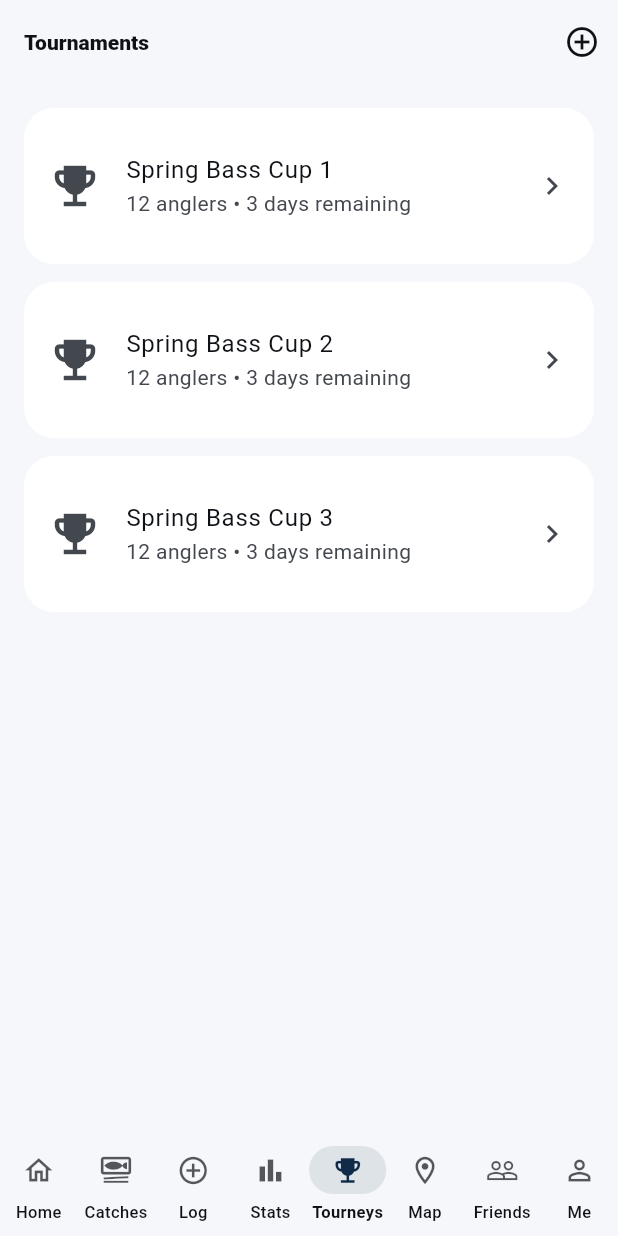
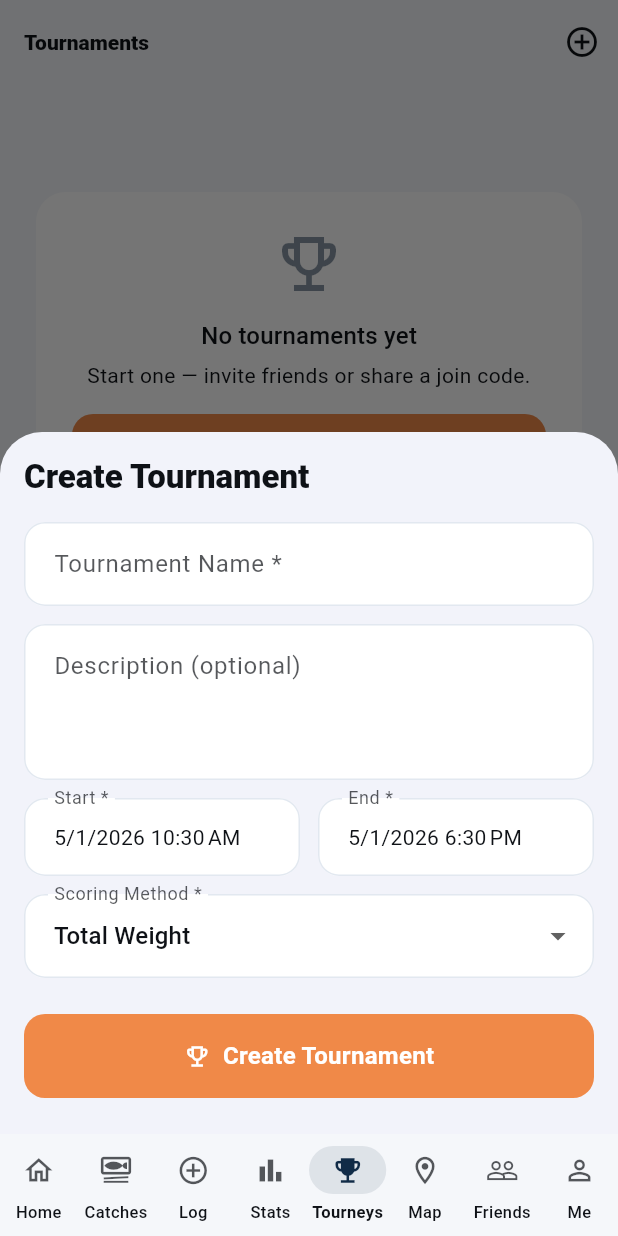
Before and after one commit to joseBunshin/FishingwithFriends, a Flutter app: the TournamentsScreen screen opened by its route, after a tap on the "add circle outline" icon, on a phone screen of 412 x 824 dp. Run offline on Flutter 3.47's test engine with Material 3 defaults, Android fonts, the phone set to English and light mode, and no system bars; our stand-ins replace cached_network_image, flutter_riverpod, geolocator, go_router, image_picker, supabase_flutter; accounts and stored records are empty.

Commit message:
feat(tournaments): live Tourneys tab + Create Tournament sheet
TournamentCreateController (AsyncNotifier<void>) drives create through
the M3/U3 repository and invalidates myTournamentsProvider on success.
Returns the new Tournament so the sheet can pop with it and route to
/tournaments/<id>.

CreateTournamentSheet matches the Lovable Create Tournament screen
shape: required Name, optional Description, Start/End date+time pickers
(end auto-bumps when start moves past it), Scoring Method dropdown,
orange Create Tournament button. Validates 'End must be after start'
inline.

TournamentsScreen replaces the M0 placeholder with a partitioned list
(Live / Open / Closed sections, headers show counts). Each section
renders a TournamentCard via the M3/U2 phaseAt() derivation. Empty
state offers Create CTA. Pull-to-refresh invalidates the provider.

TournamentCard: title + description + date range + metric, with phase
pill (orange LIVE / navy OPEN / grey CLOSED). Tap routes to
/tournaments/<id> (the route lands in M3/U7).

154 tests still green; flutter analyze clean.

```diff
--- /dev/null
+++ b/lib/features/tournaments/application/tournament_create_controller.dart
@@ -0,0 +1,42 @@
+import 'dart:async';
+
+import 'package:fishing_with_friends/core/error/app_exception.dart';
+import 'package:fishing_with_friends/core/supabase/supabase_providers.dart';
+import 'package:fishing_with_friends/features/tournaments/data/tournaments_repository_provider.dart';
+import 'package:fishing_with_friends/features/tournaments/domain/tournament.dart';
+import 'package:fishing_with_friends/features/tournaments/domain/tournament_input.dart';
+import 'package:flutter_riverpod/flutter_riverpod.dart';
+
+class TournamentCreateController extends AsyncNotifier<void> {
+  @override
+  FutureOr<void> build() {}
+
+  Future<Tournament?> submit(TournamentInput input) async {
+    if (state.isLoading) return null;
+    final user = ref.read(currentUserProvider);
+    if (user == null) {
+      state = AsyncError(
+        const AuthFailure('Sign in to create a tournament.'),
+        StackTrace.current,
+      );
+      return null;
+    }
+    state = const AsyncLoading();
+    try {
+      final tournament = await ref
+          .read(tournamentsRepositoryProvider)
+          .create(input, creatorId: user.id);
+      ref.invalidate(myTournamentsProvider);
+      state = const AsyncData(null);
+      return tournament;
+    } on AppException catch (e, st) {
+      state = AsyncError(e, st);
+      return null;
+    }
+  }
+}
+
+final tournamentCreateControllerProvider =
+    AsyncNotifierProvider<TournamentCreateController, void>(
+  TournamentCreateController.new,
+);
--- /dev/null
+++ b/lib/features/tournaments/presentation/create_tournament_sheet.dart
@@ -0,0 +1,258 @@
+import 'package:fishing_with_friends/core/error/app_exception.dart';
+import 'package:fishing_with_friends/core/theme/app_colors.dart';
+import 'package:fishing_with_friends/core/theme/app_spacing.dart';
+import 'package:fishing_with_friends/features/tournaments/application/tournament_create_controller.dart';
+import 'package:fishing_with_friends/features/tournaments/domain/tournament.dart';
+import 'package:fishing_with_friends/features/tournaments/domain/tournament_input.dart';
+import 'package:flutter/material.dart';
+import 'package:flutter_riverpod/flutter_riverpod.dart';
+import 'package:go_router/go_router.dart';
+import 'package:intl/intl.dart';
+
+class CreateTournamentSheet extends ConsumerStatefulWidget {
+  const CreateTournamentSheet({super.key});
+
+  static Future<Tournament?> show(BuildContext context) {
+    return showModalBottomSheet<Tournament?>(
+      context: context,
+      isScrollControlled: true,
+      builder: (_) => const CreateTournamentSheet(),
+    );
+  }
+
+  @override
+  ConsumerState<CreateTournamentSheet> createState() =>
+      _CreateTournamentSheetState();
+}
+
+class _CreateTournamentSheetState
+    extends ConsumerState<CreateTournamentSheet> {
+  final _formKey = GlobalKey<FormState>();
+  final _nameCtl = TextEditingController();
+  final _descCtl = TextEditingController();
+  TournamentMetric _metric = TournamentMetric.weight;
+  DateTime _starts = DateTime.now();
+  DateTime _ends = DateTime.now().add(const Duration(hours: 8));
+
+  @override
+  void dispose() {
+    _nameCtl.dispose();
+    _descCtl.dispose();
+    super.dispose();
+  }
+
+  Future<void> _pickDate({required bool forStart}) async {
+    final initial = forStart ? _starts : _ends;
+    final picked = await showDatePicker(
+      context: context,
+      initialDate: initial,
+      firstDate: DateTime.now().subtract(const Duration(days: 1)),
+      lastDate: DateTime.now().add(const Duration(days: 365)),
+    );
+    if (picked == null) return;
+    if (!mounted) return;
+    final time = await showTimePicker(
+      context: context,
+      initialTime: TimeOfDay.fromDateTime(initial),
+    );
+    if (time == null) return;
+    setState(() {
+      final dt = DateTime(
+        picked.year,
+        picked.month,
+        picked.day,
+        time.hour,
+        time.minute,
+      );
+      if (forStart) {
+        _starts = dt;
+        if (!_ends.isAfter(_starts)) {
+          _ends = _starts.add(const Duration(hours: 8));
+        }
+      } else {
+        _ends = dt;
+      }
+    });
+  }
+
+  Future<void> _submit() async {
+    if (!_formKey.currentState!.validate()) return;
+    if (!_ends.isAfter(_starts)) {
+      ScaffoldMessenger.of(context).showSnackBar(
+        const SnackBar(content: Text('End must be after start.')),
+      );
+      return;
+    }
+    final input = TournamentInput(
+      name: _nameCtl.text.trim(),
+      description: _descCtl.text.trim().isEmpty
+          ? null
+          : _descCtl.text.trim(),
+      metric: _metric,
+      startsAt: _starts.toUtc(),
+      endsAt: _ends.toUtc(),
+    );
+    final tournament = await ref
+        .read(tournamentCreateControllerProvider.notifier)
+        .submit(input);
+    if (!mounted) return;
+    if (tournament != null) {
+      Navigator.of(context).pop(tournament);
+      await context.push('/tournaments/${tournament.id}');
+      return;
+    }
+    final err = ref.read(tournamentCreateControllerProvider).error;
+    if (err is AppException) {
+      ScaffoldMessenger.of(context).showSnackBar(
+        SnackBar(content: Text(err.message)),
+      );
+    }
+  }
+
+  @override
+  Widget build(BuildContext context) {
+    final busy = ref.watch(tournamentCreateControllerProvider).isLoading;
+    return Padding(
+      padding: EdgeInsets.only(
+        bottom: MediaQuery.of(context).viewInsets.bottom,
+      ),
+      child: SafeArea(
+        child: Form(
+          key: _formKey,
+          child: SingleChildScrollView(
+            padding: const EdgeInsets.all(AppSpacing.lg),
+            child: Column(
+              mainAxisSize: MainAxisSize.min,
+              crossAxisAlignment: CrossAxisAlignment.stretch,
+              children: [
+                Text('Create Tournament',
+                    style: Theme.of(context).textTheme.titleLarge?.copyWith(
+                          fontWeight: FontWeight.w800,
+                        )),
+                const SizedBox(height: AppSpacing.lg),
+                TextFormField(
+                  controller: _nameCtl,
+                  decoration: const InputDecoration(
+                    labelText: 'Tournament Name *',
+                    hintText: 'Bass Brawl 2026',
+                  ),
+                  validator: (v) => v == null || v.trim().isEmpty
+                      ? 'Required'
+                      : null,
+                ),
+                const SizedBox(height: AppSpacing.md),
+                TextFormField(
+                  controller: _descCtl,
+                  decoration: const InputDecoration(
+                    labelText: 'Description (optional)',
+                    hintText: 'Rules, details...',
+                    alignLabelWithHint: true,
+                  ),
+                  maxLines: 3,
+                ),
+                const SizedBox(height: AppSpacing.md),
+                Row(
+                  children: [
+                    Expanded(
+                      child: _DateField(
+                        label: 'Start *',
+                        text: DateFormat.yMd().add_jm().format(_starts),
+                        onTap: () => _pickDate(forStart: true),
+                      ),
+                    ),
+                    const SizedBox(width: AppSpacing.md),
+                    Expanded(
+                      child: _DateField(
+                        label: 'End *',
+                        text: DateFormat.yMd().add_jm().format(_ends),
+                        onTap: () => _pickDate(forStart: false),
+                      ),
+                    ),
+                  ],
+                ),
+                const SizedBox(height: AppSpacing.md),
+                DropdownButtonFormField<TournamentMetric>(
+                  initialValue: _metric,
+                  decoration: const InputDecoration(
+                    labelText: 'Scoring Method *',
+                  ),
+                  items: const [
+                    DropdownMenuItem(
+                      value: TournamentMetric.weight,
+                      child: Text('Total Weight'),
+                    ),
+                    DropdownMenuItem(
+                      value: TournamentMetric.length,
+                      child: Text('Total Length'),
+                    ),
+                    DropdownMenuItem(
+                      value: TournamentMetric.biggestFish,
+                      child: Text('Biggest Fish'),
+                    ),
+                    DropdownMenuItem(
+                      value: TournamentMetric.mostCatches,
+                      child: Text('Most Catches'),
+                    ),
+                    DropdownMenuItem(
+                      value: TournamentMetric.longestCatch,
+                      child: Text('Longest Catch'),
+                    ),
+                  ],
+                  onChanged: (v) =>
+                      setState(() => _metric = v ?? _metric),
+                ),
+                const SizedBox(height: AppSpacing.xl),
+                FilledButton.icon(
+                  style: FilledButton.styleFrom(
+                    backgroundColor: AppColors.orange,
+                    foregroundColor: AppColors.white,
+                    minimumSize: const Size.fromHeight(56),
+                  ),
+                  onPressed: busy ? null : _submit,
+                  icon: busy
+                      ? const SizedBox(
+                          width: 18,
+                          height: 18,
+                          child: CircularProgressIndicator(
+                            strokeWidth: 2,
+                            valueColor: AlwaysStoppedAnimation<Color>(
+                              AppColors.white,
+                            ),
+                          ),
+                        )
+                      : const Icon(Icons.emoji_events_outlined),
+                  label: Text(busy ? 'Creating…' : 'Create Tournament'),
+                ),
+                const SizedBox(height: AppSpacing.sm),
+              ],
+            ),
+          ),
+        ),
+      ),
+    );
+  }
+}
+
+class _DateField extends StatelessWidget {
+  const _DateField({
+    required this.label,
+    required this.text,
+    required this.onTap,
+  });
+
+  final String label;
+  final String text;
+  final VoidCallback onTap;
+
+  @override
+  Widget build(BuildContext context) {
+    return InkWell(
+      onTap: onTap,
+      borderRadius: BorderRadius.circular(AppSpacing.radiusMd),
+      child: InputDecorator(
+        decoration: InputDecoration(labelText: label),
+        child: Text(text),
+      ),
+    );
+  }
+}
--- a/lib/features/tournaments/presentation/tournaments_screen.dart
+++ b/lib/features/tournaments/presentation/tournaments_screen.dart
@@ -1,4 +1,10 @@
+import 'package:fishing_with_friends/core/theme/app_colors.dart';
 import 'package:fishing_with_friends/core/theme/app_spacing.dart';
+import 'package:fishing_with_friends/features/tournaments/data/tournaments_repository_provider.dart';
+import 'package:fishing_with_friends/features/tournaments/domain/tournament.dart';
+import 'package:fishing_with_friends/features/tournaments/domain/tournament_phase.dart';
+import 'package:fishing_with_friends/features/tournaments/presentation/create_tournament_sheet.dart';
+import 'package:fishing_with_friends/features/tournaments/presentation/widgets/tournament_card.dart';
 import 'package:flutter/material.dart';
 import 'package:flutter_riverpod/flutter_riverpod.dart';
 
@@ -7,32 +13,179 @@ class TournamentsScreen extends ConsumerWidget {
 
   @override
   Widget build(BuildContext context, WidgetRef ref) {
+    final asyncTournaments = ref.watch(myTournamentsProvider);
+
     return Scaffold(
       appBar: AppBar(
         title: const Text('Tournaments'),
         actions: [
           IconButton(
-            onPressed: () {},
             icon: const Icon(Icons.add_circle_outline),
             tooltip: 'New tournament',
+            onPressed: () => CreateTournamentSheet.show(context),
           ),
         ],
       ),
-      body: ListView.separated(
-        padding: const EdgeInsets.fromLTRB(
-          AppSpacing.lg, AppSpacing.lg, AppSpacing.lg, AppSpacing.xxxl * 2),
-        itemCount: 3,
-        separatorBuilder: (_, __) => const SizedBox(height: AppSpacing.md),
-        itemBuilder: (_, i) => Card(
-          child: ListTile(
-            contentPadding: const EdgeInsets.all(AppSpacing.lg),
-            leading: const Icon(Icons.emoji_events, size: 36),
-            title: Text('Spring Bass Cup ${i + 1}'),
-            subtitle: const Text('12 anglers • 3 days remaining'),
-            trailing: const Icon(Icons.chevron_right),
-          ),
+      body: RefreshIndicator(
+        onRefresh: () async => ref.invalidate(myTournamentsProvider),
+        child: asyncTournaments.when(
+          data: (tournaments) => tournaments.isEmpty
+              ? const _EmptyState()
+              : _PartitionedList(tournaments: tournaments),
+          loading: () => const Center(child: CircularProgressIndicator()),
+          error: (_, __) => const _ErrorState(),
         ),
       ),
     );
   }
 }
+
+class _PartitionedList extends StatelessWidget {
+  const _PartitionedList({required this.tournaments});
+
+  final List<Tournament> tournaments;
+
+  @override
+  Widget build(BuildContext context) {
+    final now = DateTime.now();
+    final live = <Tournament>[];
+    final registration = <Tournament>[];
+    final closed = <Tournament>[];
+    for (final t in tournaments) {
+      switch (t.phaseAt(now)) {
+        case TournamentPhase.live:
+          live.add(t);
+        case TournamentPhase.registration:
+          registration.add(t);
+        case TournamentPhase.closed:
+          closed.add(t);
+      }
+    }
+
+    return ListView(
+      physics: const AlwaysScrollableScrollPhysics(),
+      padding: const EdgeInsets.all(AppSpacing.lg),
+      children: [
+        if (live.isNotEmpty) ...[
+          _SectionHeader(label: 'Live (${live.length})'),
+          for (final t in live) ...[
+            TournamentCard(tournament: t),
+            const SizedBox(height: AppSpacing.md),
+          ],
+        ],
+        if (registration.isNotEmpty) ...[
+          _SectionHeader(label: 'Open (${registration.length})'),
+          for (final t in registration) ...[
+            TournamentCard(tournament: t),
+            const SizedBox(height: AppSpacing.md),
+          ],
+        ],
+        if (closed.isNotEmpty) ...[
+          _SectionHeader(label: 'Closed (${closed.length})'),
+          for (final t in closed) ...[
+            TournamentCard(tournament: t),
+            const SizedBox(height: AppSpacing.md),
+          ],
+        ],
+      ],
+    );
+  }
+}
+
+class _SectionHeader extends StatelessWidget {
+  const _SectionHeader({required this.label});
+
+  final String label;
+
+  @override
+  Widget build(BuildContext context) {
+    return Padding(
+      padding: const EdgeInsets.only(
+        top: AppSpacing.md,
+        bottom: AppSpacing.sm,
+      ),
+      child: Text(
+        label,
+        style: Theme.of(context).textTheme.titleSmall?.copyWith(
+              fontWeight: FontWeight.w800,
+            ),
+      ),
+    );
+  }
+}
+
+class _EmptyState extends StatelessWidget {
+  const _EmptyState();
+
+  @override
+  Widget build(BuildContext context) {
+    return ListView(
+      physics: const AlwaysScrollableScrollPhysics(),
+      padding: const EdgeInsets.all(AppSpacing.xl),
+      children: [
+        const SizedBox(height: AppSpacing.xxxl),
+        Card(
+          child: Padding(
+            padding: const EdgeInsets.all(AppSpacing.xl),
+            child: Column(
+              children: [
+                Icon(
+                  Icons.emoji_events_outlined,
+                  size: 48,
+                  color: Theme.of(context)
+                      .colorScheme
+                      .primary
+                      .withValues(alpha: 0.5),
+                ),
+                const SizedBox(height: AppSpacing.md),
+                Text(
+                  'No tournaments yet',
+                  style: Theme.of(context).textTheme.titleMedium,
+                ),
+                const SizedBox(height: AppSpacing.xs),
+                Text(
+                  'Start one — invite friends or share a join code.',
+                  textAlign: TextAlign.center,
+                  style: Theme.of(context).textTheme.bodyMedium,
+                ),
+                const SizedBox(height: AppSpacing.lg),
+                FilledButton.icon(
+                  style: FilledButton.styleFrom(
+                    backgroundColor: AppColors.orange,
+                    foregroundColor: AppColors.white,
+                  ),
+                  onPressed: () => CreateTournamentSheet.show(context),
+                  icon: const Icon(Icons.add),
+                  label: const Text('Create a tournament'),
+                ),
+              ],
+            ),
+          ),
+        ),
+      ],
+    );
+  }
+}
+
+class _ErrorState extends StatelessWidget {
+  const _ErrorState();
+
+  @override
+  Widget build(BuildContext context) {
+    return ListView(
+      physics: const AlwaysScrollableScrollPhysics(),
+      padding: const EdgeInsets.all(AppSpacing.xl),
+      children: const [
+        SizedBox(height: AppSpacing.xxxl),
+        Card(
+          child: Padding(
+            padding: EdgeInsets.all(AppSpacing.xl),
+            child: Center(
+              child: Text("Couldn't load your tournaments. Pull to retry."),
+            ),
+          ),
+        ),
+      ],
+    );
+  }
+}
```
Also changed, not shown: lib/features/tournaments/presentation/widgets/tournament_card.dart (added, +126 -0 lines).
